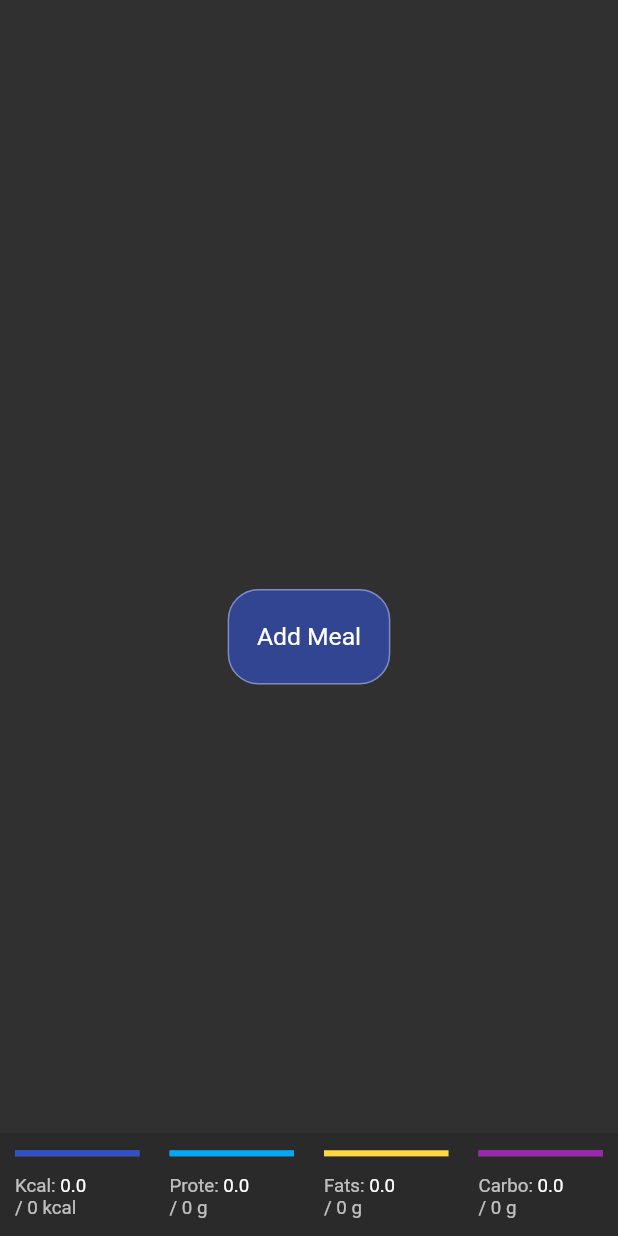
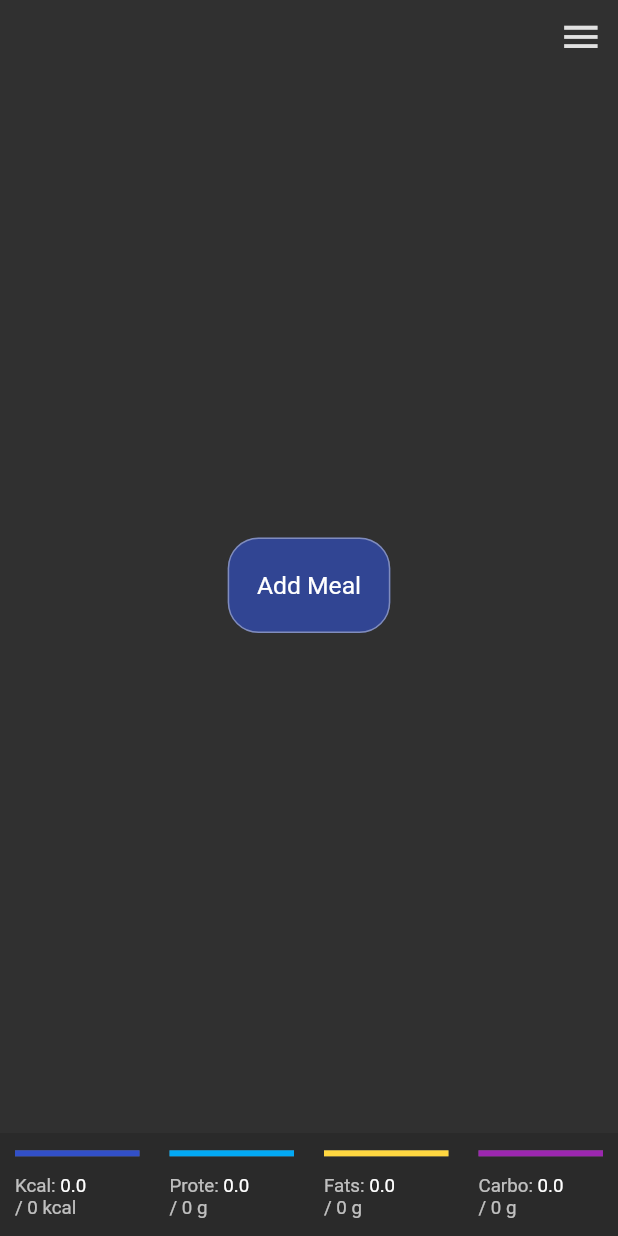
Before and after one commit to KamilNibisz14/calorie_calculator, a Flutter app: the CalculateDayCaloriesPage screen opened by its route, on a phone screen of 412 x 824 dp. Run offline on Flutter 3.47's test engine with Material 2 defaults, Android fonts, the phone set to English and light mode, and no system bars; our stand-ins replace bloc, equatable, firebase_auth, firebase_core, flutter_bloc, form_builder_validators and 1 more; accounts and stored records are empty.

Commit message:
add menu

```diff
--- a/lib/core/constants.dart
+++ b/lib/core/constants.dart
@@ -1,6 +1,8 @@
 import 'package:flutter/material.dart';
 
 const Color mainColor = Color.fromARGB(255, 50, 80, 200);
+const bottomBarColor = Color(0xFF2A2A2A);
+const menuIconColor = Color(0xFFE1E1E1);
 
 const getAccessInputDecoration = InputDecoration(
   enabledBorder: UnderlineInputBorder(
--- a/lib/core/entities/calorie_data.dart
+++ b/lib/core/entities/calorie_data.dart
@@ -17,4 +17,10 @@ class CalorieData{
     fats += calorieData.fats;
     carbohydrates += calorieData.carbohydrates;
   }
+  void subtractionValue(CalorieData calorieData){
+    totalKcal -= calorieData.totalKcal;
+    protein -= calorieData.protein;
+    fats -= calorieData.fats;
+    carbohydrates -= calorieData.carbohydrates;
+  }
 }
--- a/lib/core/entities/user_data.dart
+++ b/lib/core/entities/user_data.dart
@@ -1,4 +1,3 @@
-import 'package:calorie_calculator/core/entities/calorie_data.dart';
 import 'package:calorie_calculator/core/entities/gender_enum.dart';
 import 'package:calorie_calculator/core/entities/goal_enum.dart';
 
--- a/lib/features/calculate_day_calories/presentation/bloc/calculate_day_calories_event.dart
+++ b/lib/features/calculate_day_calories/presentation/bloc/calculate_day_calories_event.dart
@@ -51,3 +51,13 @@ class AddCarbohydretsInMeal extends CalculateDayCaloriesEvent{
   @override
   List<Object> get props => [carbohydrates];
 }
+
+// ignore: must_be_immutable
+class RemoveMealEvent extends CalculateDayCaloriesEvent{
+  int index;
+  RemoveMealEvent({
+    required this.index
+  });
+  @override
+  List<Object> get props => [index];
+}
--- a/lib/features/calculate_day_calories/presentation/pages/calculate_day_calories.dart
+++ b/lib/features/calculate_day_calories/presentation/pages/calculate_day_calories.dart
@@ -1,5 +1,7 @@
+import 'package:calorie_calculator/features/menu/presentation/pages/main_menu_page.dart';
 import 'package:flutter/material.dart';
 
+import '../../../../core/constants.dart';
 import '../widgets/calorie_counter_widget.dart';
 import '../widgets/meals_in_days.dart';
 
@@ -9,18 +11,36 @@ class CalculateDayCaloriesPage extends StatelessWidget {
 
   @override
   Widget build(BuildContext context) {
+    double screenWidth = MediaQuery.of(context).size.width;
+    double iconSize = screenWidth /14;
     return Scaffold(
       body: SafeArea(
         child: Stack(
-          children: const [
-            Align(
+          children:[
+            const Align(
+              alignment: Alignment.center,
+              child: MealInDays(),
+            ),
+            const Align(
               alignment: Alignment.bottomCenter,
               child: CalorieCounterWidget(),
             ),
             Align(
-              alignment: Alignment.center,
-              child: MealInDays(),
-            ),
+              alignment: Alignment.topRight,
+              child: Padding(
+                padding: const EdgeInsets.all(10),
+                child: GestureDetector(
+                  onTap: (){
+                    Navigator.pushNamed(context, MainMenuPage.id);
+                  },
+                  child: Icon(
+                    Icons.menu,
+                    size: iconSize,
+                    color: menuIconColor,
+                  ),
+                ),
+              ),
+            )
           ],
         ),
       ),
--- a/lib/features/calculate_day_calories/presentation/widgets/add_meal_button.dart
+++ b/lib/features/calculate_day_calories/presentation/widgets/add_meal_button.dart
@@ -8,7 +8,7 @@ class AddMealButton extends StatelessWidget {
   @override
   Widget build(BuildContext context) {
 
-    void _addMeal(BuildContext context){
+    void addMeal(BuildContext context){
     showModalBottomSheet(
         context: context,
         builder: (context) => SingleChildScrollView(
@@ -16,7 +16,7 @@ class AddMealButton extends StatelessWidget {
             padding: EdgeInsets.only(
               bottom: MediaQuery.of(context).viewInsets.bottom,
             ),
-            child: AddMeal()
+            child: const AddMeal()
           ),
         )
       );
@@ -28,7 +28,7 @@ class AddMealButton extends StatelessWidget {
     double borderRadius = screenWidth / 20;
     double fontSize = screenWidth / 25;
     return GestureDetector(
-      onTap:() => _addMeal(context),
+      onTap:() => addMeal(context),
       child: Container(
         width: buttonWidth,
         height: buttonHeight,
--- a/lib/features/calculate_day_calories/presentation/widgets/calorie_counter_widget.dart
+++ b/lib/features/calculate_day_calories/presentation/widgets/calorie_counter_widget.dart
@@ -15,7 +15,7 @@ class CalorieCounterWidget extends StatelessWidget {
     return Container(
       height: heightOfBottonBar,
       width: double.infinity,
-      color: Colors.black12,
+      color: bottomBarColor,
       child: BlocBuilder<CalculateDayCaloriesBloc, CalculateDayCaloriesState>(
         builder: (context, state) {
           return Row(
--- a/lib/features/calculate_day_calories/presentation/widgets/fill_macroelements.dart
+++ b/lib/features/calculate_day_calories/presentation/widgets/fill_macroelements.dart
@@ -34,12 +34,14 @@ class FillMacroelement extends StatelessWidget {
                 validator: FormBuilderValidators.compose(
                     [FormBuilderValidators.numeric(errorText: 'Invalid')]),
                 onChanged: (value) {
+                  if(double.tryParse(value)!= null && value !='0'){
                     if (macroelement == Macroelement.carbohydrates) {
                       context.read<CalculateDayCaloriesBloc>().add(AddCarbohydretsInMeal(carbohydrates: double.parse(value)));
                     } else if (macroelement == Macroelement.fats) {
                       context.read<CalculateDayCaloriesBloc>().add(AddFatsInMeal(fats: double.parse(value)));
                     } else if (macroelement == Macroelement.protein) {
                       context.read<CalculateDayCaloriesBloc>().add(AddProteinInMeal(protein: double.parse(value)));
+                    }
                   }
                 },
               ))
--- a/lib/features/calculate_day_calories/presentation/widgets/macroelement_widget.dart
+++ b/lib/features/calculate_day_calories/presentation/widgets/macroelement_widget.dart
@@ -1,6 +1,6 @@
-import 'package:calorie_calculator/core/entities/macroelement_enum.dart';
 import 'package:flutter/material.dart';
 
+// ignore: must_be_immutable
 class MacroelementViewWidget extends StatelessWidget {
   MacroelementViewWidget({
     required this.title,
--- a/lib/features/calculate_day_calories/presentation/widgets/meals_in_days.dart
+++ b/lib/features/calculate_day_calories/presentation/widgets/meals_in_days.dart
@@ -15,6 +15,9 @@ class MealInDays extends StatelessWidget {
     double mealsWidgetWidth = screenWidth;
     double titleFontSize = screenWidth / 20;
     double mealContainerHeight = screenWidth /3;
+    double heightOfBottonBar = screenWidth / 6;
+    double iconSize = screenWidth / 18;
+
 
     List<Container> getMeals(List<CalorieData> meals){
       List<Container> listOfMeals = [];
@@ -22,8 +25,12 @@ class MealInDays extends StatelessWidget {
       for(int i = 0; i < meals.length; ++i){
         listOfMeals.add(
           Container(
-            //color: Colors.black12,
-            padding: EdgeInsets.symmetric(horizontal: 10, vertical: 20),
+            decoration: const BoxDecoration(
+              border: Border(
+                bottom: BorderSide(width: 1,color: Colors.white54)
+              )
+            ),
+            padding: const EdgeInsets.symmetric(horizontal: 10, vertical: 20),
             width: mealsWidgetWidth,
             height: mealContainerHeight,
             child: Column(
@@ -31,11 +38,26 @@ class MealInDays extends StatelessWidget {
               children: [
                 Padding(
                   padding: const EdgeInsets.only(bottom: 20),
-                  child: Text(
+                  child: Row(
+                    mainAxisAlignment: MainAxisAlignment.spaceBetween,
+                    children: [
+                      Text(
                         "Meal ${i+1}: ",
                         style: TextStyle(
                           fontSize: titleFontSize,
                         ),
+                      ),
+                      GestureDetector(
+                        onTap: (){
+                          context.read<CalculateDayCaloriesBloc>().add(RemoveMealEvent(index: i));
+                        },
+                        child: Icon(
+                          Icons.cancel_rounded,
+                          color: Colors.redAccent,
+                          size: iconSize,
+                        ),
+                      )
+                    ],
                   ),
                 ),
                 Expanded(
@@ -57,7 +79,8 @@ class MealInDays extends StatelessWidget {
       return listOfMeals;
     }
 
-    return Column(
+    return SingleChildScrollView(
+      child: Column(
         mainAxisAlignment: MainAxisAlignment.center,
         children: [
           BlocBuilder<CalculateDayCaloriesBloc, CalculateDayCaloriesState>(
@@ -70,8 +93,10 @@ class MealInDays extends StatelessWidget {
           const Padding(
             padding: EdgeInsets.only(top: 25),
             child: AddMealButton(),
-        )
+          ),
+          SizedBox(height: heightOfBottonBar)
         ],
+      ),
     );
   }
 }
--- a/lib/features/get_access/presentation/bloc/get_access_bloc.dart
+++ b/lib/features/get_access/presentation/bloc/get_access_bloc.dart
@@ -46,7 +46,7 @@ class GetAccessBloc extends Bloc<GetAccessEvent, GetAccessState> {
       isLogged = await locator.get<RegisterUser>().registerUser(_userData);
     }
     if(isLogged){
-      emit(GetAccessValidState());
+      emit(GetAccessValidState(formOfAccess: _formOfAccess));
     }
     else{
       emit(GetAccessErrorState());
--- a/lib/features/get_access/presentation/widgets/form.dart
+++ b/lib/features/get_access/presentation/widgets/form.dart
@@ -5,7 +5,6 @@ import 'package:flutter_bloc/flutter_bloc.dart';
 import 'package:form_builder_validators/form_builder_validators.dart';
 
 import '../../../../core/constants.dart';
-import '../../../fill_user_data/presentation/pages/fill_user_data_page.dart';
 
 class GetAccessForm extends StatelessWidget {
   const GetAccessForm({Key? key}) : super(key: key);
--- a/lib/main.dart
+++ b/lib/main.dart
@@ -1,5 +1,5 @@
-import 'package:calorie_calculator/core/constants.dart';
 import 'package:calorie_calculator/features/fill_user_data/presentation/pages/fill_user_data_page.dart';
+import 'package:calorie_calculator/features/menu/presentation/pages/main_menu_page.dart';
 import 'package:firebase_core/firebase_core.dart';
 import 'package:flutter/material.dart';
 import 'package:flutter/services.dart';
@@ -10,6 +10,7 @@ import 'features/calculate_day_calories/presentation/pages/calculate_day_calorie
 import 'features/fill_user_data/presentation/bloc/user_information_bloc.dart';
 import 'features/get_access/presentation/bloc/get_access_bloc.dart';
 import 'features/get_access/presentation/pages/get_access_page.dart';
+import 'features/menu/presentation/pages/about.dart';
 import 'locator.dart';
 
 void main() async {
@@ -46,9 +47,11 @@ class MyApp extends StatelessWidget {
       theme: ThemeData.dark(),
       initialRoute: FillUserDataPage.id,
       routes: {
+        MainMenuPage.id: (context) => const MainMenuPage(),
         FillUserDataPage.id: (context) => const FillUserDataPage(),
         GetAccessPage.id: (context) => const GetAccessPage(),
         CalculateDayCaloriesPage.id : (context) => const CalculateDayCaloriesPage(),
+        AboutPage.id : (context) => const AboutPage()
       },
     );
   }
```
Also changed, not shown: lib/features/calculate_day_calories/presentation/bloc/calculate_day_calories_bloc.dart (+7 -3 lines), lib/features/get_access/presentation/bloc/get_access_state.dart (+8 -1 lines), lib/features/get_access/presentation/pages/get_access_page.dart (+8 -2 lines), lib/features/menu/presentation/pages/about.dart (added, +39 -0 lines), lib/features/menu/presentation/pages/main_menu_page.dart (added, +56 -0 lines), lib/features/menu/presentation/widgets/menu_card.dart (added, +55 -0 lines). Lines whose indentation alone changed are shown as unchanged.
